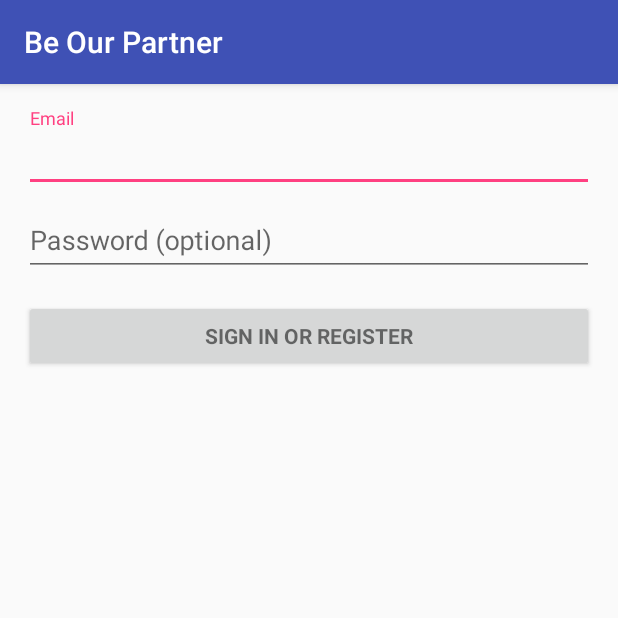
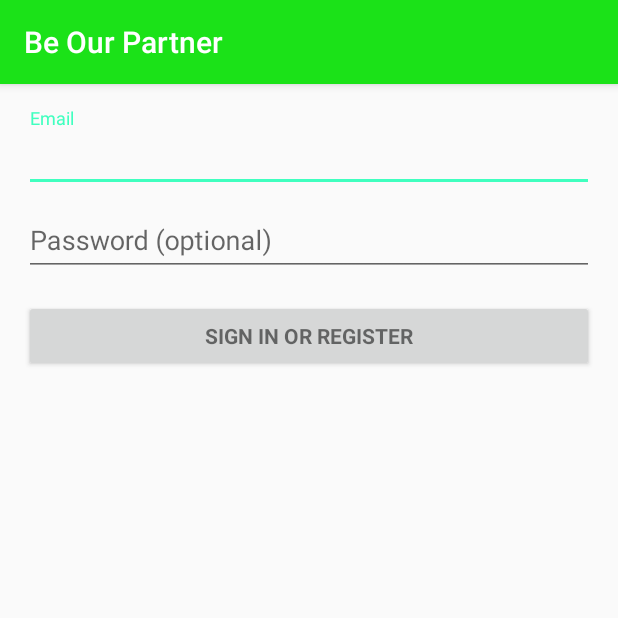
Before and after one commit to Ruqyai/GreenParadise, an Android app: the PartnerActivity screen opened directly, with no data from a screen before it, on a phone screen of 412 x 824 dp, the top half of it. Run offline under Robolectric (Android 15) with nearby library versions, the phone set to English and light mode, and no system bars; 2 statements that could not run were skipped.

Commit message:
change colors

```diff
--- a/app/src/main/res/values/colors.xml
+++ b/app/src/main/res/values/colors.xml
@@ -1,6 +1,6 @@
 <?xml version="1.0" encoding="utf-8"?>
 <resources>
-    <color name="colorPrimary">#3F51B5</color>
-    <color name="colorPrimaryDark">#303F9F</color>
-    <color name="colorAccent">#FF4081</color>
+    <color name="colorPrimary">#1be218</color>
+    <color name="colorPrimaryDark">#449f30</color>
+    <color name="colorAccent">#40ffbf</color>
 </resources>
```
